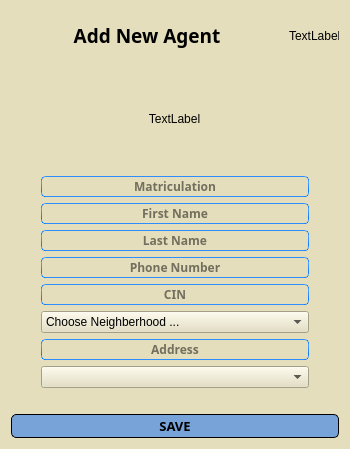
Before: the Qt Designer form ui/addAgent.ui in YassineBaghdadi/TransportingPlanning, drawn with Qt 5.
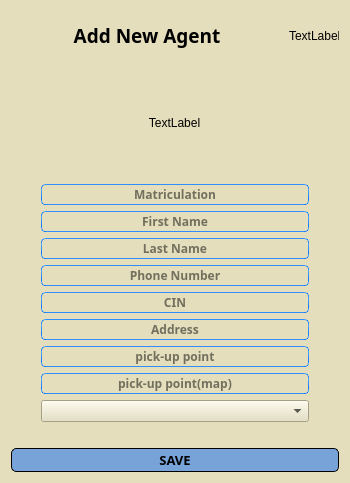
After: the same form once the commit is applied.

```diff
--- a/ui/addAgent.ui
+++ b/ui/addAgent.ui
@@ -7,7 +7,7 @@
     <x>0</x>
     <y>0</y>
     <width>350</width>
-    <height>449</height>
+    <height>483</height>
    </rect>
   </property>
   <property name="windowTitle">
@@ -779,24 +779,6 @@
        </property>
       </widget>
      </item>
-     <item>
-      <widget class="QComboBox" name="strr">
-       <property name="insertPolicy">
-        <enum>QComboBox::InsertAtTop</enum>
-       </property>
-       <property name="sizeAdjustPolicy">
-        <enum>QComboBox::AdjustToContents</enum>
-       </property>
-       <property name="frame">
-        <bool>true</bool>
-       </property>
-       <item>
-        <property name="text">
-         <string>Choose Neighberhood ...</string>
-        </property>
-       </item>
-      </widget>
-     </item>
      <item>
       <widget class="QLineEdit" name="ad">
        <property name="font">
@@ -814,6 +796,40 @@
        </property>
       </widget>
      </item>
+     <item>
+      <widget class="QLineEdit" name="pickup">
+       <property name="font">
+        <font>
+         <family>Segoe Print</family>
+         <weight>75</weight>
+         <bold>true</bold>
+        </font>
+       </property>
+       <property name="alignment">
+        <set>Qt::AlignCenter</set>
+       </property>
+       <property name="placeholderText">
+        <string>pick-up point</string>
+       </property>
+      </widget>
+     </item>
+     <item>
+      <widget class="QLineEdit" name="pickup_map">
+       <property name="font">
+        <font>
+         <family>Segoe Print</family>
+         <weight>75</weight>
+         <bold>true</bold>
+        </font>
+       </property>
+       <property name="alignment">
+        <set>Qt::AlignCenter</set>
+       </property>
+       <property name="placeholderText">
+        <string>pick-up point(map)</string>
+       </property>
+      </widget>
+     </item>
      <item>
       <widget class="QComboBox" name="grps">
        <property name="insertPolicy">
```
